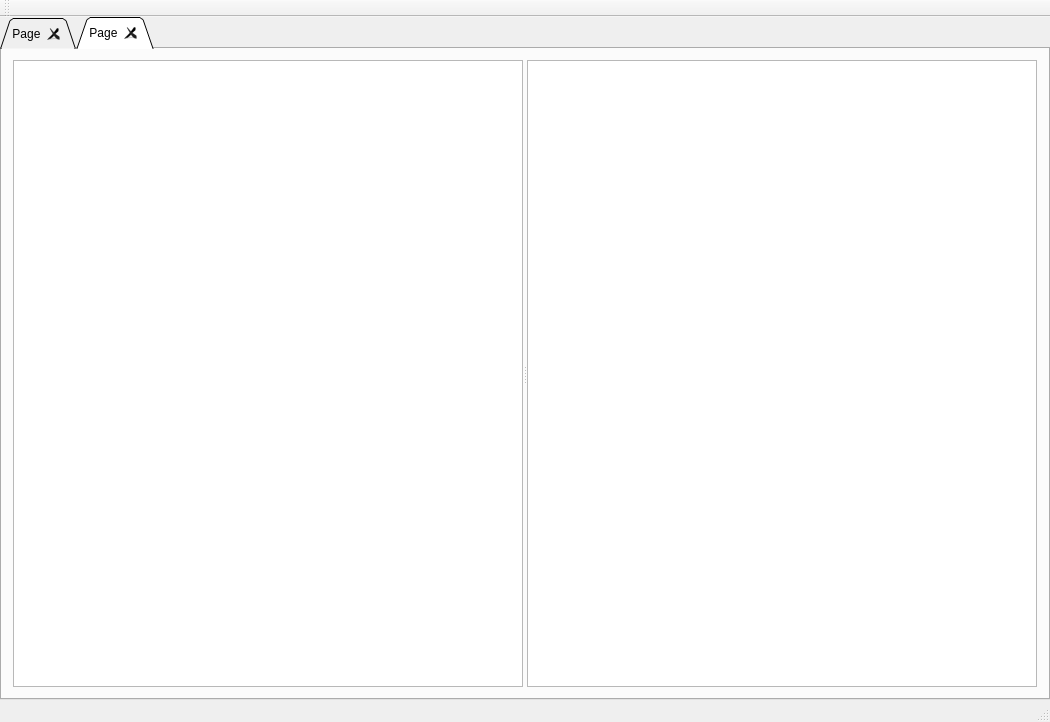
This is mainwindow.ui in malloch/mapperGUI-qt as Qt 5 draws it before an edit. The edited form follows.
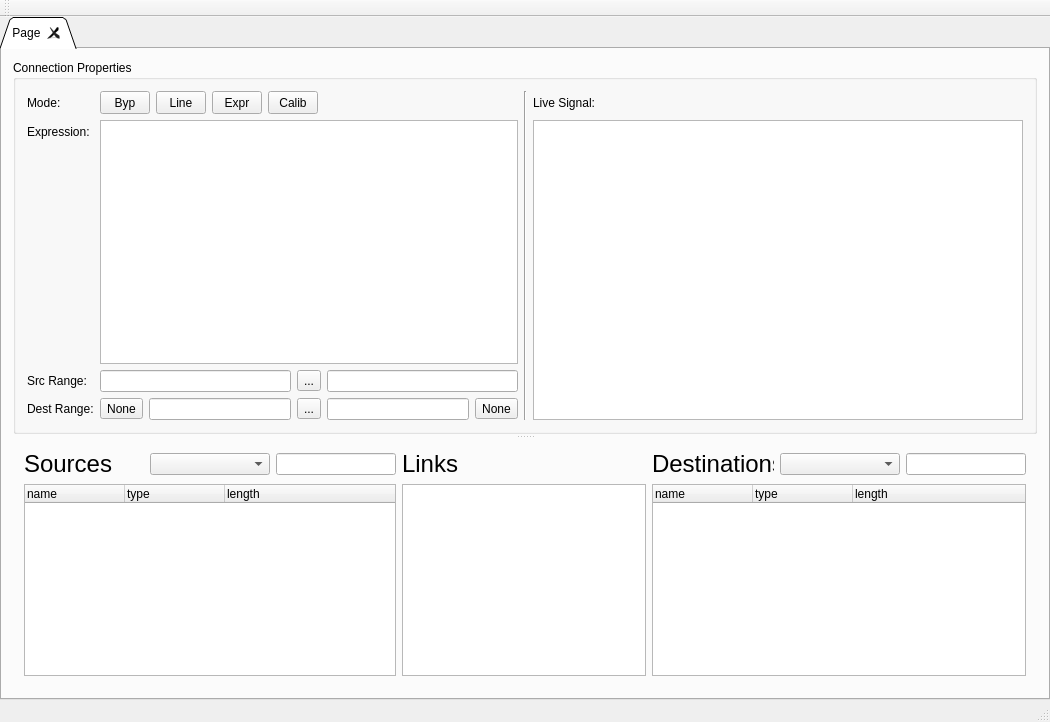
This is the edited form. The open tabs and pages were chosen to show the change. Icons and pictures are not drawn.

Commit message: Experimenting with pinning device nodes to left side of display of graph view; beginnings of list view.

```diff
--- a/mainwindow.ui
+++ b/mainwindow.ui
@@ -503,22 +503,6 @@
         </item>
        </layout>
       </widget>
-      <widget class="QWidget" name="expressionDesigner">
-       <attribute name="title">
-        <string>Page</string>
-       </attribute>
-       <layout class="QGridLayout" name="gridLayout">
-        <item row="0" column="0">
-         <widget class="QSplitter" name="splitter_2">
-          <property name="orientation">
-           <enum>Qt::Horizontal</enum>
-          </property>
-          <widget class="QTreeView" name="treeView"/>
-          <widget class="QGraphicsView" name="graphicsView"/>
-         </widget>
-        </item>
-       </layout>
-      </widget>
      </widget>
     </item>
    </layout>
```
Left out of the diff: 2 changed lines with no effect on the pictures. The commit also changes 23 other files.
